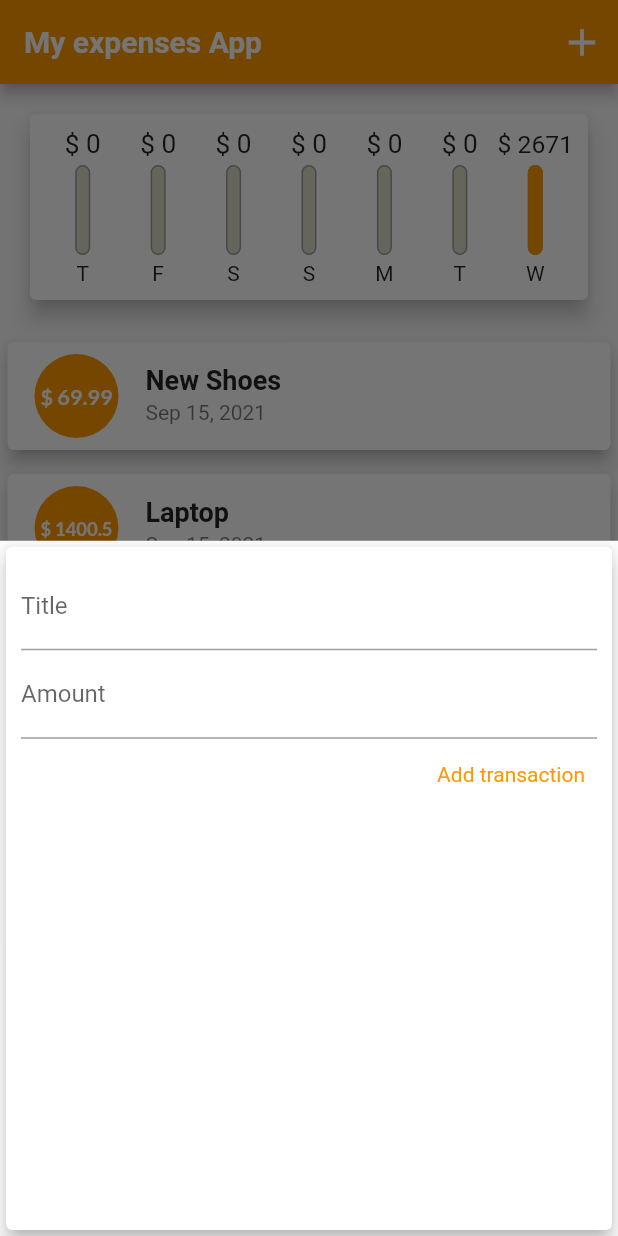
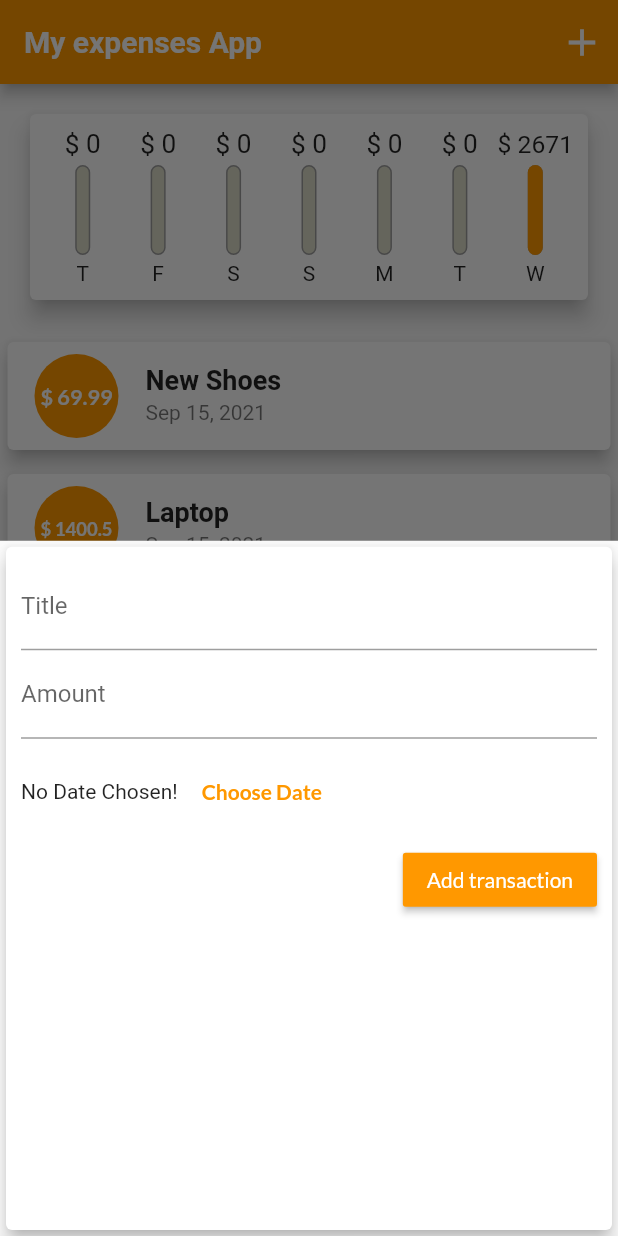
Before and after one commit to nicoproto/expenses_app, a Flutter app: the screen it shows after launch, after a tap on the "add" icon, on a phone screen of 412 x 824 dp. Run offline on Flutter 3.47's test engine with Material 2 defaults, Android fonts, the phone set to English and light mode, and no system bars.

Commit message:
Getting started with date selection

```diff
--- a/lib/main.dart
+++ b/lib/main.dart
@@ -18,10 +18,12 @@ class MyApp extends StatelessWidget {
         accentColor: Colors.amber[500],
         fontFamily: 'Lato',
         textTheme: ThemeData.light().textTheme.copyWith(
-            title: TextStyle(
-                fontFamily: 'Roboto',
-                fontWeight: FontWeight.w700,
-                fontSize: 18)),
+              title: TextStyle(
+                  fontFamily: 'Roboto',
+                  fontWeight: FontWeight.w700,
+                  fontSize: 18),
+              button: TextStyle(color: Colors.white),
+            ),
         appBarTheme: AppBarTheme(
             textTheme: ThemeData.light().textTheme.copyWith(
                 title: TextStyle(
--- a/lib/widgets/new_transaction.dart
+++ b/lib/widgets/new_transaction.dart
@@ -53,11 +53,28 @@ class _NewTransactionState extends State<NewTransaction> {
                   controller: amountController,
                   onSubmitted: (_) => submitData(),
                 ),
-                TextButton(
+                Container(
+                  height: 70,
+                  child: Row(
+                    children: <Widget>[
+                      Text('No Date Chosen!'),
+                      FlatButton(
+                          textColor: Theme.of(context).primaryColor,
+                          onPressed: () {},
+                          child: Text(
+                            'Choose Date',
+                            style: TextStyle(fontWeight: FontWeight.bold),
+                          )),
+                    ],
+                  ),
+                ),
+                RaisedButton(
                   onPressed: submitData,
-                  child: Text('Add transaction'),
-                  style: TextButton.styleFrom(
-                      primary: Theme.of(context).primaryColor),
+                  child: Text(
+                    'Add transaction',
+                  ),
+                  textColor: Theme.of(context).textTheme.button!.color,
+                  color: Theme.of(context).primaryColor,
                 )
               ])),
     );
```
Also changed, not shown: assets/images/macbook-pro.png (deleted).
